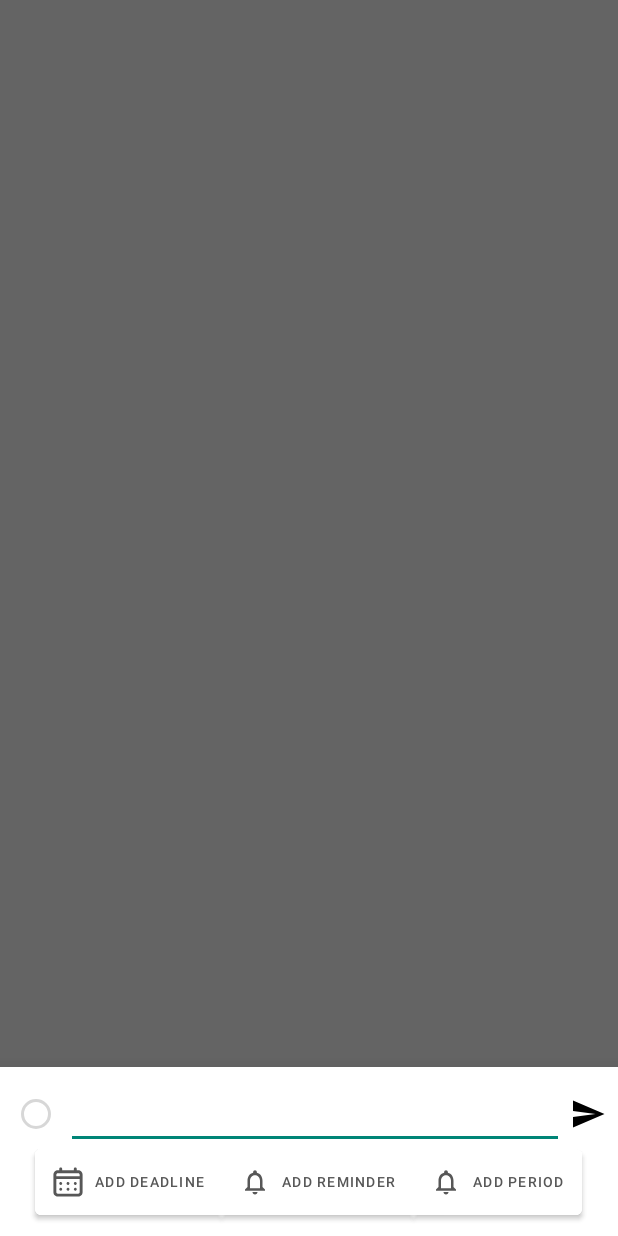
After one commit to odnzk/NoteAndTask, an Android app: the fragment AddTodoBottomSheetDialog shown on its own in the app's theme, on a phone screen of 412 x 824 dp. The commit adds this screen. Run offline under Robolectric (Android 15) with nearby library versions, the phone set to English and light mode, and no system bars.

Commit message:
AddTodoBottomSheetFragment was started

```diff
--- /dev/null
+++ b/app/src/main/java/com/example/noteapp/ui/dialogs/AddTodoBottomSheetDialog.kt
@@ -0,0 +1,66 @@
+package com.example.noteapp.ui.dialogs
+
+import android.app.DatePickerDialog
+import android.os.Bundle
+import android.view.View
+import android.widget.DatePicker
+import androidx.fragment.app.viewModels
+import com.example.domain.model.Todo
+import com.example.noteapp.R
+import com.example.noteapp.databinding.BottomSheetAddTodoBinding
+import com.example.noteapp.ui.viewmodel.MainViewModel
+import com.example.noteapp.ui.viewmodel.NoteItemEvent
+import com.google.android.material.bottomsheet.BottomSheetDialogFragment
+import java.util.*
+
+class AddTodoBottomSheetDialog : BottomSheetDialogFragment(R.layout.bottom_sheet_add_todo) {
+    private var _binding: BottomSheetAddTodoBinding? = null
+    private val binding: BottomSheetAddTodoBinding get() = _binding!!
+
+    private val viewModel by viewModels<MainViewModel>()
+    private val currentTodo: Todo = Todo.defaultTodo()
+
+    override fun onViewCreated(view: View, savedInstanceState: Bundle?) {
+        super.onViewCreated(view, savedInstanceState)
+        _binding = BottomSheetAddTodoBinding.bind(view)
+
+        with(binding) {
+            btnAdd.setOnClickListener {
+                tilTitle.editText?.text?.let { currentTodo.title = it.toString() }
+                viewModel.onEvent(NoteItemEvent.AddItem(currentTodo))
+            }
+
+            btnSetDeadline.setOnClickListener {
+                // todo show date picker
+            }
+            btnSetReminder.setOnClickListener {
+                // todo show date picker
+            }
+            btnSetRepeating.setOnClickListener {
+                // ??? new dialog...
+            }
+        }
+    }
+
+    private fun showDatePicker() {
+        val calendar = Calendar.getInstance()
+
+        val datePickerDialog: DatePickerDialog =
+            DatePickerDialog(
+                requireContext(),
+                listener = object : DatePickerDialog.OnDateSetListener {
+                    override fun onDateSet(p0: DatePicker?, p1: Int, p2: Int, p3: Int) {
+
+                    }
+                },
+                year = calendar.get(Calendar.YEAR),
+                month = calendar.get(Calendar.MONTH),
+                dayOfMonth = calendar.get(Calendar.DAY_OF_MONTH)
+            )
+    }
+
+    override fun onDestroyView() {
+        super.onDestroyView()
+        _binding = null
+    }
+}
--- a/app/src/main/java/com/example/noteapp/ui/fragments/ChooseCategoryDialog.kt
+++ b/app/src/main/java/com/example/noteapp/ui/dialogs/ChooseCategoryDialog.kt
@@ -1,4 +1,4 @@
-package com.example.noteapp.ui.fragments
+package com.example.noteapp.ui.dialogs
 
 import androidx.fragment.app.DialogFragment
 
--- a/app/src/main/java/com/example/noteapp/ui/util/ext/UiStyleExt.kt
+++ b/app/src/main/java/com/example/noteapp/ui/util/ext/UiStyleExt.kt
@@ -16,15 +16,15 @@ fun Chip.setCategoryStyle(color: String, title: String): Chip =
     this.apply {
         setTextSize(TypedValue.COMPLEX_UNIT_SP, 12f)
         text = title
-        val color = Color.parseColor(color)
+        val selectedCategoryColor = Color.parseColor(color)
         ColorStateList(
             arrayOf(
                 intArrayOf(android.R.attr.state_checked),
                 intArrayOf(android.R.attr.state_checkable)
             ),
             intArrayOf(
-                color,
-                ColorUtils.setAlphaComponent(color, CATEGORY_NOT_SELECTED_COLOR_ALPHA)
+                selectedCategoryColor,
+                ColorUtils.setAlphaComponent(selectedCategoryColor, CATEGORY_NOT_SELECTED_COLOR_ALPHA)
             )
         ).also { chipBackgroundColor = it }
         ResourcesCompat.getFont(context, R.font.inter_regular).also { typeface = it }
--- /dev/null
+++ b/app/src/main/res/layout/bottom_sheet_add_todo.xml
@@ -0,0 +1,80 @@
+<?xml version="1.0" encoding="utf-8"?>
+<androidx.constraintlayout.widget.ConstraintLayout xmlns:android="http://schemas.android.com/apk/res/android"
+    xmlns:app="http://schemas.android.com/apk/res-auto"
+    xmlns:tools="http://schemas.android.com/tools"
+    android:layout_width="match_parent"
+    android:layout_height="wrap_content"
+    android:padding="@dimen/fragment_add_todo_paddings">
+
+    <RadioButton
+        android:id="@+id/rb_completed"
+        android:layout_width="wrap_content"
+        android:layout_height="wrap_content"
+        android:enabled="false"
+        app:layout_constraintBottom_toBottomOf="@id/til_title"
+        app:layout_constraintStart_toStartOf="parent"
+        app:layout_constraintTop_toTopOf="@id/til_title" />
+
+    <com.google.android.material.textfield.TextInputLayout
+        android:id="@+id/til_title"
+        android:layout_width="0dp"
+        android:layout_height="wrap_content"
+        android:layout_marginHorizontal="4dp"
+        app:layout_constraintEnd_toStartOf="@id/btn_add"
+        app:layout_constraintStart_toEndOf="@id/rb_completed"
+        app:layout_constraintTop_toTopOf="parent">
+
+        <EditText
+            android:layout_width="match_parent"
+            android:layout_height="wrap_content"
+            android:inputType="none"
+            android:maxLines="3"
+            android:textSize="11sp"
+            tools:text="Do homework" />
+    </com.google.android.material.textfield.TextInputLayout>
+
+    <ImageButton
+        android:id="@+id/btn_add"
+        style="@style/PrimaryImageButton"
+        android:layout_width="wrap_content"
+        android:layout_height="wrap_content"
+        android:src="@drawable/ic_paper_airplane"
+        app:layout_constraintBottom_toBottomOf="@id/til_title"
+        app:layout_constraintEnd_toEndOf="parent"
+        app:layout_constraintTop_toTopOf="@id/til_title" />
+
+    <com.google.android.material.button.MaterialButtonToggleGroup
+        android:layout_width="0dp"
+        android:gravity="center"
+        android:layout_height="wrap_content"
+        app:layout_constraintEnd_toEndOf="parent"
+        app:layout_constraintStart_toStartOf="parent"
+        app:layout_constraintTop_toBottomOf="@id/til_title">
+
+        <com.google.android.material.button.MaterialButton
+            android:id="@+id/btn_set_deadline"
+            style="@style/MaterialButtonWithIcon.Small"
+            android:layout_width="wrap_content"
+            android:layout_height="wrap_content"
+            android:text="@string/btn_set_deadline"
+            app:icon="@drawable/ic_schedule" />
+
+        <com.google.android.material.button.MaterialButton
+            android:id="@+id/btn_set_reminder"
+            style="@style/MaterialButtonWithIcon.Small"
+            android:layout_width="wrap_content"
+            android:layout_height="wrap_content"
+            android:text="@string/btn_set_reminder"
+            app:icon="@drawable/ic_baseline_notifications_none_24" />
+
+        <com.google.android.material.button.MaterialButton
+            android:id="@+id/btn_set_repeating"
+            style="@style/MaterialButtonWithIcon.Small"
+            android:layout_width="wrap_content"
+            android:layout_height="wrap_content"
+            android:text="@string/btn_set_period"
+            app:icon="@drawable/ic_baseline_notifications_none_24" />
+    </com.google.android.material.button.MaterialButtonToggleGroup>
+
+
+</androidx.constraintlayout.widget.ConstraintLayout>
--- a/app/src/main/res/navigation/main_graph.xml
+++ b/app/src/main/res/navigation/main_graph.xml
@@ -44,7 +44,7 @@
         tools:layout="@layout/fragment_detailed_todo" />
     <dialog
         android:id="@+id/chooseCategoryDialog"
-        android:name="com.example.noteapp.ui.fragments.ChooseCategoryDialog"
+        android:name="com.example.noteapp.ui.dialogs.ChooseCategoryDialog"
         android:label="ChooseCategoryDialog"
         tools:layout="@layout/dialog_choose_category" />
 </navigation>
--- a/app/src/main/res/values/dimens.xml
+++ b/app/src/main/res/values/dimens.xml
@@ -2,5 +2,6 @@
 <resources>
     <dimen name="rv_item_padding">8dp</dimen>
     <dimen name="fragment_default_margin_horizontal">16dp</dimen>
+    <dimen name="fragment_add_todo_paddings">8dp</dimen>
     <dimen name="fragment_default_margin_top">24dp</dimen>
 </resources>
--- a/app/src/main/res/values/strings.xml
+++ b/app/src/main/res/values/strings.xml
@@ -10,4 +10,7 @@
     <string name="error_unknown">Unknown error</string>
     <string name="error_failed_loading_from_database">loading data from database was failed</string>
     <string name="schedule_icon">Schedule icon</string>
+    <string name="btn_set_deadline">Add deadline</string>
+    <string name="btn_set_reminder">Add reminder</string>
+    <string name="btn_set_period">Add period</string>
 </resources>
--- a/app/src/main/res/values/styles.xml
+++ b/app/src/main/res/values/styles.xml
@@ -40,6 +40,13 @@
         <item name="android:background">@android:color/transparent</item>
         <item name="android:src">@drawable/ic_baseline_delete_24</item>
     </style>
+<!--    todo button clear all ?? replace to just PrimaryImageButton-->
+
+    <style name="PrimaryImageButton" parent="Widget.AppCompat.ImageButton">
+        <item name="android:layout_width">48dp</item>
+        <item name="android:layout_height">48dp</item>
+        <item name="android:background">@android:color/transparent</item>
+    </style>
 
     <style name="MaterialButtonWithIcon" parent="ThemeOverlay.Material3.Button">
         <item name="android:backgroundTint">@color/white</item>
@@ -49,6 +56,12 @@
         <item name="iconSize">20dp</item>
         <item name="iconTint">@color/dark_grey</item>
         <item name="android:strokeColor">@color/dark_grey</item>
+    </style>
+
+    <style name="MaterialButtonWithIcon.Small">
+        <item name="android:textSize">9sp</item>
+        <item name="android:insetTop">0dp</item>
+        <item name="android:bottom">0dp</item>
     </style>
 
     <style name="ChipCategoryStyle" parent="ShapeAppearanceOverlay.Material3.Chip">
--- a/domain/src/main/java/com/example/domain/model/NoteItem.kt
+++ b/domain/src/main/java/com/example/domain/model/NoteItem.kt
@@ -14,8 +14,12 @@ data class Note(
 
 data class Todo(
     override val id: Long,
-    val title: String,
+    var title: String,
     val isCompleted: Boolean = false,
     val category: List<Category>,
     val deadlineDate: Date?
-) : NoteItem(id)
+) : NoteItem(id) {
+    companion object {
+        fun defaultTodo() = Todo(0, "", false, emptyList(), null)
+    }
+}
```
